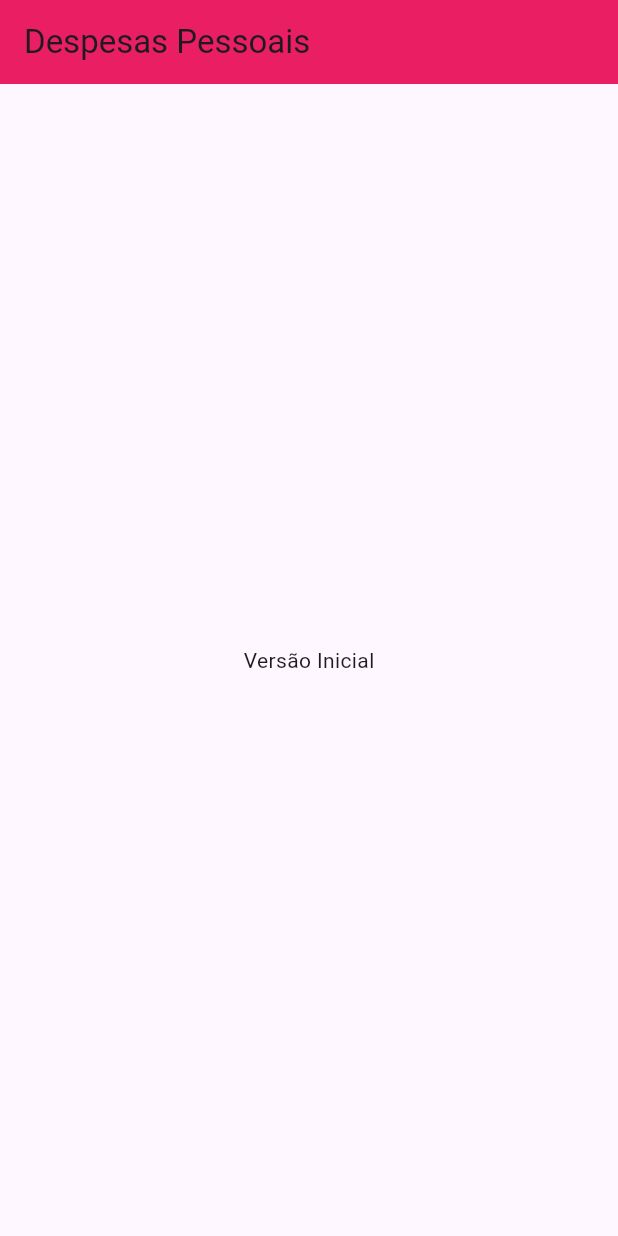
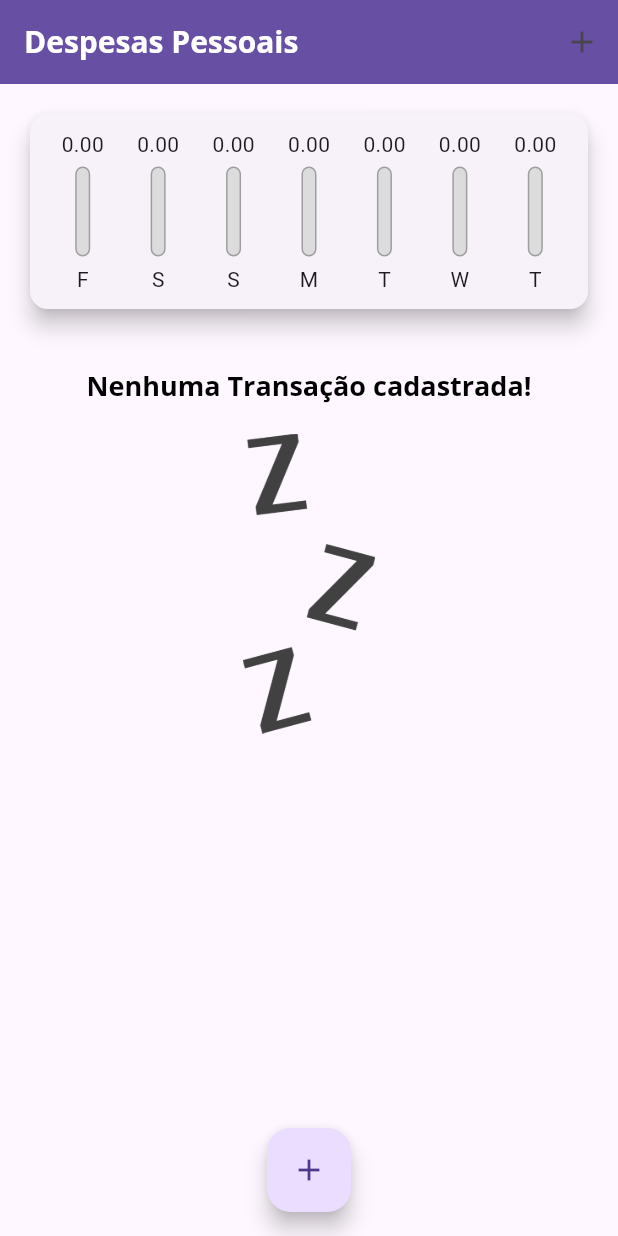
Before and after one commit to Matfys2/Expenses, a Flutter app: the screen it shows after launch, on a phone screen of 412 x 824 dp. Run offline on Flutter 3.47's test engine with Material 3 defaults, Android fonts, the phone set to English and light mode, and no system bars.

```diff
--- /dev/null
+++ b/lib/components/chart.dart
@@ -0,0 +1,66 @@
+import 'package:expenses/components/chart_bar.dart';
+import 'package:expenses/models/transaction.dart';
+import 'package:flutter/material.dart';
+import 'package:intl/intl.dart';
+
+class Chart extends StatelessWidget {
+  final List<Transaction> recentTransaction;
+
+  const Chart(this.recentTransaction, {Key? key}) : super(key: key);
+
+  List<Map<String, Object>> get groupedTransactions {
+    return List.generate(7, (index) {
+      final weekDay = DateTime.now().subtract(
+        Duration(days: index),
+      );
+
+      double totalSum = 0.0;
+
+      for (var i = 0; i < recentTransaction.length; i++) {
+        bool sameDay = recentTransaction[i].date.day == weekDay.day;
+        bool sameMonth = recentTransaction[i].date.month == weekDay.month;
+        bool sameYear = recentTransaction[i].date.year == weekDay.year;
+
+        if (sameDay && sameMonth && sameYear) {
+          totalSum += recentTransaction[i].value;
+        }
+      }
+
+      return {
+        'day': DateFormat.E().format(weekDay)[0],
+        'value': totalSum,
+      };
+    }).reversed.toList();
+  }
+
+  double get _wweekTotalValue {
+    return groupedTransactions.fold(0.0, (sum, tr) {
+      return sum += (tr['value'] as double);
+    });
+  }
+
+  @override
+  Widget build(BuildContext context) {
+    groupedTransactions;
+    return Card(
+      elevation: 6,
+      margin: const EdgeInsets.all(20),
+      child: Padding(
+        padding: const EdgeInsets.all(10),
+        child: Row(
+          mainAxisAlignment: MainAxisAlignment.spaceAround,
+          children: groupedTransactions.map((tr) {
+            return Flexible(
+              fit: FlexFit.tight,
+              child: ChartBar(
+                label: tr['day'] as String,
+                value: tr['value'] as double,
+                percentage: _wweekTotalValue == 0 ? 0 : (tr['value'] as double) / _wweekTotalValue,
+              ),
+            );
+          }).toList(),
+        ),
+      ),
+    );
+  }
+}
--- /dev/null
+++ b/lib/components/chart_bar.dart
@@ -0,0 +1,62 @@
+import 'package:flutter/material.dart';
+
+class ChartBar extends StatelessWidget {
+  final String label;
+  final double value;
+  final double percentage;
+
+  const ChartBar(
+      {super.key,
+      required this.label,
+      required this.value,
+      required this.percentage});
+
+  @override
+  Widget build(BuildContext context) {
+    return Column(
+      children: <Widget>[
+        Container(
+          height: 20,
+          child: FittedBox(
+            child: Text("${value.toStringAsFixed(2)}"),
+          ),
+        ),
+        SizedBox(
+          height: 5,
+        ),
+        Container(
+          height: 60,
+          width: 10,
+          child: Stack(
+            alignment: Alignment.bottomCenter,
+            children: <Widget>[
+              Container(
+                decoration: BoxDecoration(
+                  border: Border.all(
+                    color: Colors.grey,
+                    width: 1.0,
+                  ),
+                  color: Color.fromRGBO(220, 220, 220, 1),
+                  borderRadius: BorderRadius.circular(5),
+                ),
+              ),
+              FractionallySizedBox(
+                heightFactor: percentage,
+                child: Container(
+                  decoration: BoxDecoration(
+                    color: Theme.of(context).primaryColor,
+                    borderRadius: BorderRadius.circular(5),
+                  ),
+                ),
+              )
+            ],
+          ),
+        ),
+        SizedBox(
+          height: 5,
+        ),
+        Text(label),
+      ],
+    );
+  }
+}
--- /dev/null
+++ b/lib/components/transaction_list.dart
@@ -0,0 +1,73 @@
+import 'package:expenses/models/transaction.dart';
+import 'package:flutter/material.dart';
+import 'package:intl/intl.dart';
+
+class TransactionList extends StatelessWidget {
+  final List<Transaction> transactions;
+  final void Function(String) onRemove;
+
+  const TransactionList(this.transactions, this.onRemove,{Key? key}) : super(key: key);
+
+  @override
+  Widget build(BuildContext context) {
+    return SizedBox(
+      height: 550,
+      child: transactions.isEmpty
+          ? Column(
+              children: [
+                SizedBox(
+                  height: 20,
+                ),
+                Text(
+                  'Nenhuma Transação cadastrada!',
+                  style: Theme.of(context).textTheme.titleLarge,
+                ),
+                SizedBox(
+                  height: 20,
+                ),
+                Container(
+                  height: 200,
+                  child: Image.asset(
+                    'assets/images/waiting.png',
+                    fit: BoxFit.cover,
+                  ),
+                ),
+              ],
+            )
+          : ListView.builder(
+              itemCount: transactions.length,
+              itemBuilder: (ctx, index) {
+                final tr = transactions[index];
+                return Card(
+                  elevation: 5,
+                  margin: EdgeInsets.symmetric(
+                    vertical: 8,
+                    horizontal: 5,
+                  ),
+                  child: ListTile(
+                    leading: CircleAvatar(
+                      radius: 30,
+                      child: Padding(
+                        padding: const EdgeInsets.all(6.0),
+                        child: FittedBox(
+                          child: Text('R\$${tr.value}'),
+                        ),
+                      ),
+                    ),
+                    title: Text(
+                      tr.title,
+                      style: Theme.of(context).textTheme.titleLarge,
+                    ),
+                    subtitle: Text(DateFormat('d MMM y').format(tr.date)),
+                    trailing: IconButton(
+                      icon: Icon(Icons.delete),
+                      color: Theme.of(context).errorColor,
+                      onPressed: () => onRemove(tr.id),
+                    ),
+                  ),
+                );
+              },
+            ),
+    );
+  }
+}
--- a/lib/main.dart
+++ b/lib/main.dart
@@ -1,31 +1,120 @@
+import 'dart:math';
+import 'package:expenses/components/chart.dart';
+import 'package:expenses/components/transaction_form.dart';
+import 'package:expenses/components/transaction_list.dart';
+import 'package:expenses/models/transaction.dart';
 import 'package:flutter/material.dart';
 
-main() => runApp(const ExpensesApp());
+main() => runApp(ExpensesApp());
 
 class ExpensesApp extends StatelessWidget {
-  const ExpensesApp({super.key});
+  ExpensesApp({Key? key}) : super(key: key);
+  final ThemeData tema = ThemeData();
 
   @override
   Widget build(BuildContext context) {
-    return const MaterialApp(
-      home: MyHomePage(),
+    return MaterialApp(
+      home: const MyHomePage(),
+      theme: tema.copyWith(
+        colorScheme: tema.colorScheme.copyWith(
+          primary: Colors.purple,
+          secondary: Colors.amber,
+        ),
+        textTheme: tema.textTheme.copyWith(
+          titleLarge: const TextStyle(
+            fontFamily: 'OpenSans',
+            fontSize: 18,
+            fontWeight: FontWeight.bold,
+            color: Colors.black,
+          ),
+        ),
+        appBarTheme: const AppBarTheme(
+          titleTextStyle: TextStyle(
+            fontFamily: 'OpenSans',
+            fontSize: 20,
+            fontWeight: FontWeight.bold,
+          ),
+        ),
+      ),
     );
   }
 }
 
-class MyHomePage extends StatelessWidget {
-  const MyHomePage({super.key});
+class MyHomePage extends StatefulWidget {
+  const MyHomePage({Key? key}) : super(key: key);
+
+  @override
+  State<MyHomePage> createState() => _MyHomePageState();
+}
+
+class _MyHomePageState extends State<MyHomePage> {
+  final List<Transaction> _transactions = [];
+
+  List<Transaction> get _recentTransactions {
+    return _transactions.where((tr) {
+      return tr.date.isAfter(DateTime.now().subtract(
+        const Duration(days: 7),
+      ));
+    }).toList();
+  }
+
+  _addTransaction(String title, double value, DateTime date) {
+    final newTransaction = Transaction(
+      id: Random().nextDouble().toString(),
+      title: title,
+      value: value,
+      date: date,
+    );
+
+    setState(() {
+      _transactions.add(newTransaction);
+    });
+
+    Navigator.of(context).pop();
+  }
+
+  _removeTransaction(String id){
+    setState(() {
+      _transactions.removeWhere((tr) => tr.id == id);
+    });
+  }
+
+  _openTransactionFormModal(BuildContext context) {
+    showModalBottomSheet(
+      context: context,
+      builder: (_) {
+        return TransactionForm(_addTransaction);
+      },
+    );
+  }
 
   @override
   Widget build(BuildContext context) {
     return Scaffold(
       appBar: AppBar(
+        backgroundColor: Theme.of(context).primaryColor,
         title: const Text('Despesas Pessoais'),
-        backgroundColor: Colors.pink,
+        actions: [
+          IconButton(
+            icon: const Icon(Icons.add),
+            onPressed: () => _openTransactionFormModal(context),
+          ),
+        ],
       ),
-      body: const Center(
-        child: Text('Versão Inicial'),
+      body: SingleChildScrollView(
+        child: Column(
+          crossAxisAlignment: CrossAxisAlignment.stretch,
+          children: [
+            Chart(_recentTransactions),
+            TransactionList(_transactions, _removeTransaction),
+          ],
+        ),
       ),
+      floatingActionButton: FloatingActionButton(
+        child: const Icon(Icons.add),
+        onPressed: () => _openTransactionFormModal(context),
+      ),
+      floatingActionButtonLocation: FloatingActionButtonLocation.centerFloat,
     );
   }
 }
--- /dev/null
+++ b/lib/models/transaction.dart
@@ -0,0 +1,13 @@
+class Transaction{
+  final String id;
+  final String title;
+  final double value;
+  final DateTime date;
+
+  Transaction({
+    required this.id,
+    required this.title,
+    required this.value,
+    required this.date
+  });
+}
```
Also changed, not shown: lib/components/transaction_form.dart (added, +112 -0 lines), pubspec.yaml (+14 -9 lines), assets/fonts/OpenSans-Bold.ttf (added), assets/fonts/OpenSans-Regular.ttf (added), assets/fonts/Quicksand-Bold.ttf (added), assets/fonts/Quicksand-Light.ttf (added), assets/fonts/Quicksand-Medium.ttf (added), assets/fonts/Quicksand-Regular.ttf (added), assets/images/waiting.png (added), pubspec.lock.
